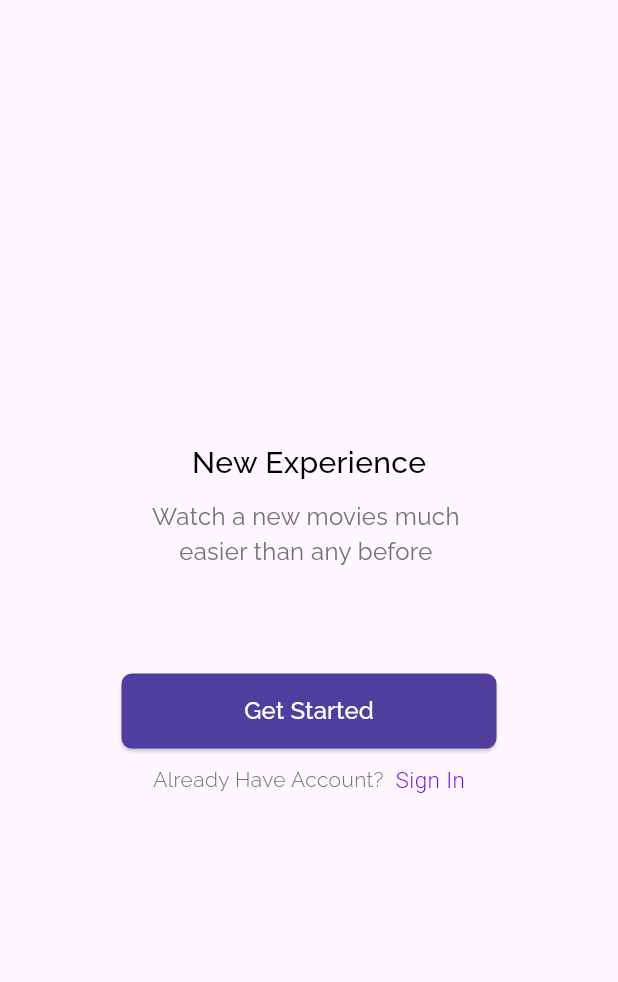
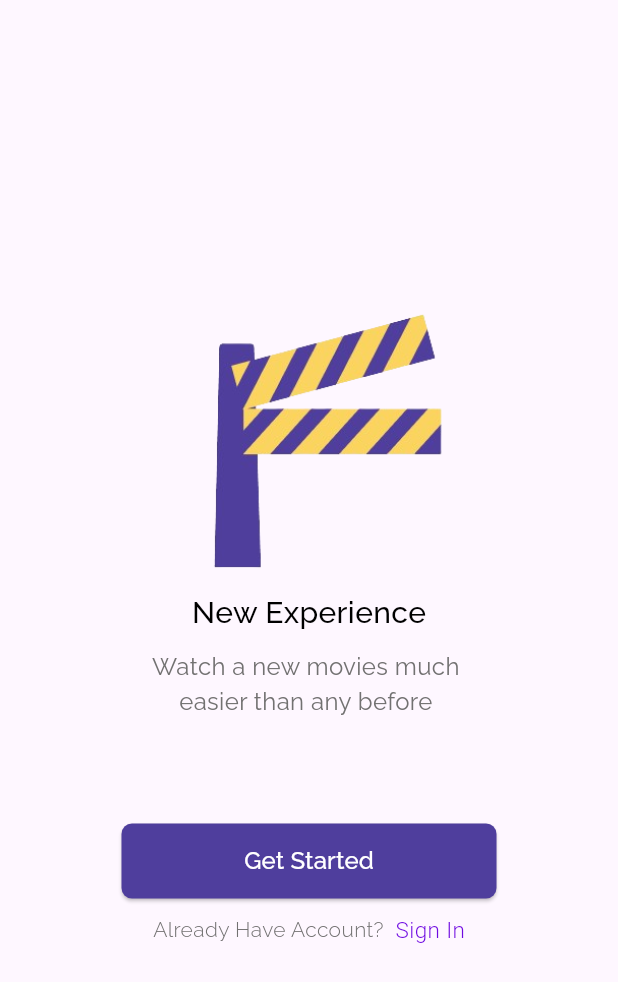
Before and after one commit to pramudyaeka/flutix, a Flutter app: the screen it shows after launch, on a phone screen of 412 x 824 dp. Shown: the top 982 px of the screen. Run offline on Flutter 3.47's test engine with Material 3 defaults, Android fonts, the phone set to English and light mode, and no system bars; our stand-ins replace carousel_slider, firebase_auth, firebase_core, font_awesome_flutter, google_fonts; accounts and stored records are empty; key blocks and very long unbroken strings in the code were emptied for the run.

Commit message:
update ui splash screen

```diff
--- a/lib/ui/splash.dart
+++ b/lib/ui/splash.dart
@@ -20,6 +20,17 @@ class _SplashScreenState extends State<SplashScreen> {
             child: Column(
               mainAxisAlignment: MainAxisAlignment.center,
               children: [
+                Container(
+                  width:200,
+                  height: 200,
+
+                  decoration:const BoxDecoration(
+
+                    image: DecorationImage(
+                      image: AssetImage('assets/flutix.png'),
+                    fit: BoxFit.cover)
+                  ),
+                ),
                 Text(
                   "New Experience",
                   style: GoogleFonts.raleway(
@@ -28,7 +39,7 @@ class _SplashScreenState extends State<SplashScreen> {
                     fontSize: 20,
                   ),
                 ),
-                SizedBox(height: 10),
+                const SizedBox(height: 10),
                 Text(
                   "Watch a new movies much ",
                   style: GoogleFonts.raleway(
@@ -43,22 +54,22 @@ class _SplashScreenState extends State<SplashScreen> {
                     fontSize: 16,
                   ),
                 ),
-                SizedBox(height: 70),
+                const SizedBox(height: 70),
                 ElevatedButton(
                   onPressed: () {
                     Navigator.of(context).push(
                       MaterialPageRoute(
-                        builder: (context) => SignUp(),
+                        builder: (context) => const SignUp(),
                       ),
                     );
                   },
                   style: ElevatedButton.styleFrom(
-                    backgroundColor: Color.fromARGB(255, 79, 62, 157),
+                    backgroundColor: const Color.fromARGB(255, 79, 62, 157),
                     foregroundColor: Colors.white,
                     shape: RoundedRectangleBorder(
                       borderRadius: BorderRadius.circular(7.0),
                     ),
-                    minimumSize: Size(250, 50),
+                    minimumSize: const Size(250, 50),
                   ),
                   child: Text(
                     "Get Started",
@@ -68,7 +79,7 @@ class _SplashScreenState extends State<SplashScreen> {
                     ),
                   ),
                 ),
-                SizedBox(height: 10),
+                const SizedBox(height: 10),
                 Row(
                   crossAxisAlignment: CrossAxisAlignment.center,
                   mainAxisAlignment: MainAxisAlignment.center,
@@ -76,7 +87,7 @@ class _SplashScreenState extends State<SplashScreen> {
                     Text(
                       "Already Have Account?",
                       style: GoogleFonts.raleway(
-                        color: Color.fromARGB(255, 114, 113, 113),
+                        color: const Color.fromARGB(255, 114, 113, 113),
                         fontSize: 14,
                         fontWeight: FontWeight.w300,
                       ),
@@ -86,7 +97,7 @@ class _SplashScreenState extends State<SplashScreen> {
                         Navigator.of(context).push(
                             MaterialPageRoute(builder: (context) => SignIn()));
                       },
-                      child: Text(
+                      child: const Text(
                         "  Sign In",
                         style: TextStyle(
                           color: Color.fromARGB(255, 111, 11, 225),
```
Also changed, not shown: pubspec.yaml (+4 -3 lines), assets/flutix.png (added), flutter_01.png (added).
